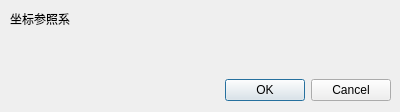
The window that ui/dialog/dialog_prjtransformsetting.ui (RenShuYuan/EQI) describes before a commit, drawn with Qt 5.
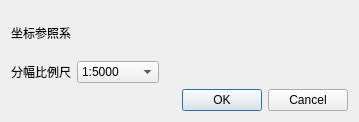
The same window after the commit.

Patch:
```diff
--- a/ui/dialog/dialog_prjtransformsetting.ui
+++ b/ui/dialog/dialog_prjtransformsetting.ui
@@ -6,24 +6,70 @@
    <rect>
     <x>0</x>
     <y>0</y>
-    <width>400</width>
-    <height>112</height>
+    <width>359</width>
+    <height>122</height>
    </rect>
   </property>
   <property name="windowTitle">
    <string>Dialog</string>
   </property>
-  <widget class="QWidget" name="">
-   <property name="geometry">
-    <rect>
-     <x>10</x>
-     <y>10</y>
-     <width>381</width>
-     <height>91</height>
-    </rect>
-   </property>
+  <layout class="QVBoxLayout" name="verticalLayout">
+   <item>
    <layout class="QGridLayout" name="gridLayout">
-    <item row="2" column="1">
+     <item row="1" column="1">
+      <widget class="QComboBox" name="comboBox">
+       <item>
+        <property name="text">
+         <string>1:5000</string>
+        </property>
+       </item>
+       <item>
+        <property name="text">
+         <string>1:10000</string>
+        </property>
+       </item>
+       <item>
+        <property name="text">
+         <string>1:25000</string>
+        </property>
+       </item>
+       <item>
+        <property name="text">
+         <string>1:50000</string>
+        </property>
+       </item>
+       <item>
+        <property name="text">
+         <string>1:100000</string>
+        </property>
+       </item>
+       <item>
+        <property name="text">
+         <string>1:250000</string>
+        </property>
+       </item>
+       <item>
+        <property name="text">
+         <string>1:500000</string>
+        </property>
+       </item>
+      </widget>
+     </item>
+     <item row="0" column="0">
+      <widget class="QLabel" name="label">
+       <property name="text">
+        <string>坐标参照系</string>
+       </property>
+      </widget>
+     </item>
+     <item row="1" column="0">
+      <widget class="QLabel" name="label_2">
+       <property name="text">
+        <string>分幅比例尺</string>
+       </property>
+      </widget>
+     </item>
+     <item row="2" column="2">
      <widget class="QDialogButtonBox" name="buttonBox">
       <property name="orientation">
        <enum>Qt::Horizontal</enum>
@@ -33,28 +79,9 @@
       </property>
      </widget>
     </item>
-    <item row="0" column="0">
-     <widget class="QLabel" name="label">
-      <property name="text">
-       <string>坐标参照系</string>
-      </property>
-     </widget>
-    </item>
-    <item row="1" column="1">
-     <spacer name="verticalSpacer">
-      <property name="orientation">
-       <enum>Qt::Vertical</enum>
-      </property>
-      <property name="sizeHint" stdset="0">
-       <size>
-        <width>20</width>
-        <height>40</height>
-       </size>
-      </property>
-     </spacer>
-    </item>
-   </layout>
-  </widget>
+    </layout>
+   </item>
+  </layout>
  </widget>
  <resources/>
  <connections>
```
Lines whose indentation alone changed are shown as unchanged.
